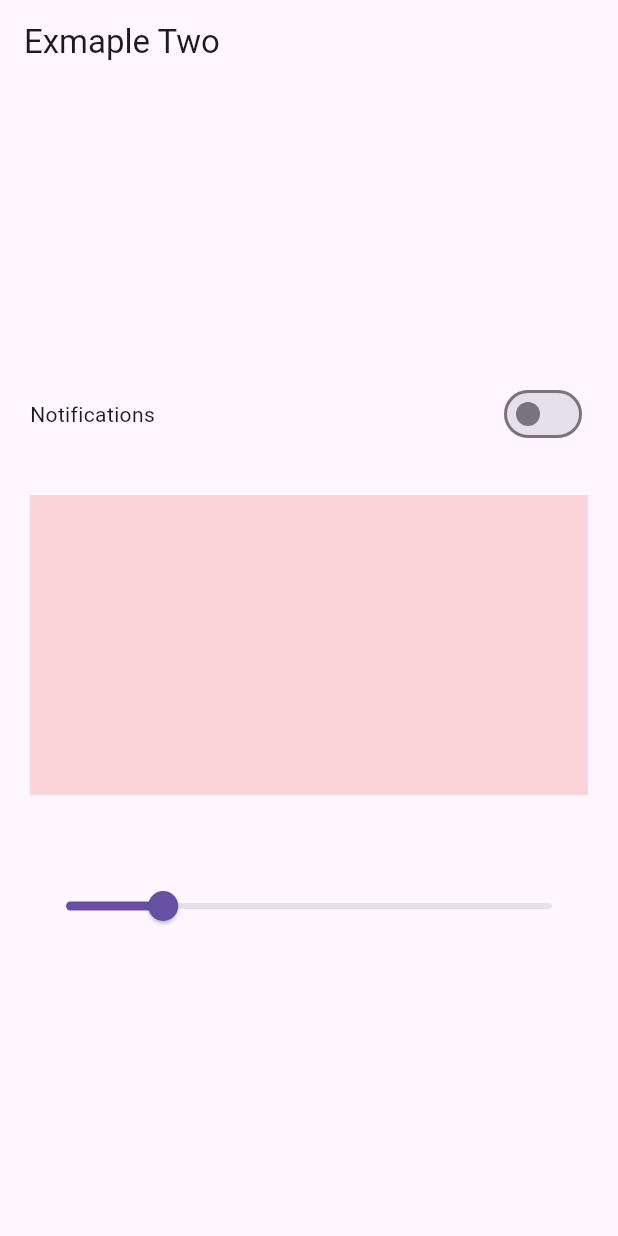
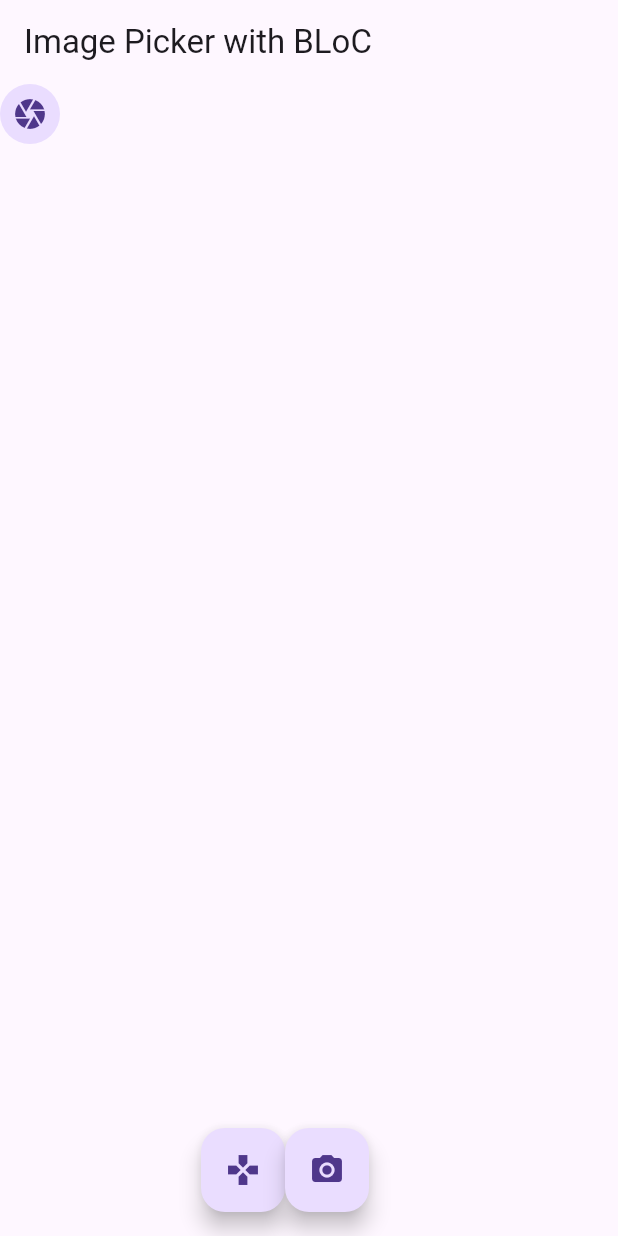
Before and after one commit to anasmufti97/bloc-pattern, a Flutter app: the screen it shows after launch, on a phone screen of 412 x 824 dp. Run offline on Flutter 3.47's test engine with Material 3 defaults, Android fonts, the phone set to English and light mode, and no system bars; our stand-ins replace bloc, equatable, flutter_bloc, image_picker.

Commit message:
screen added of iamgepicker

```diff
--- a/lib/counter/counter_screen.dart
+++ b/lib/counter/counter_screen.dart
@@ -11,7 +11,7 @@ class CounterScreen extends StatelessWidget {
   Widget build(BuildContext context) {
     return Scaffold(
       appBar: AppBar(title: const Text('Counter with BLoC')),
-      body: Column(
+      body: Column (
         children: [
           BlocBuilder<CounterBloc, CounterState>(
             builder: (context, state) {
--- a/lib/imagePicker/imagePicker_bloc.dart
+++ b/lib/imagePicker/imagePicker_bloc.dart
@@ -0,0 +1,28 @@
+import 'package:block_pattern_flutter_app/imagePicker/imagePicker_event.dart';
+import 'package:block_pattern_flutter_app/imagePicker/imagePicker_state.dart';
+import 'package:block_pattern_flutter_app/utils/utils.dart';
+import 'package:flutter_bloc/flutter_bloc.dart';
+import 'package:image_picker/image_picker.dart';
+
+class ImagePickerBloc extends Bloc<ImagePickerEvent, ImagePickerState>{
+  final ImagePickerUtils imagePickerUtils ;
+
+  ImagePickerBloc(this.imagePickerUtils) : super(ImagePickerState()) {
+    on<CameraCapture>(_cameraCapture);
+    on<GalleryPicker>(_galleryPicker);
+  }
+
+  void _cameraCapture(CameraCapture event , Emitter<ImagePickerState> emit)async{
+    XFile? file = await imagePickerUtils.cameraCapture();
+    emit(state.copyWith(file: file));
+  }
+
+
+
+  void _galleryPicker(GalleryPicker event , Emitter<ImagePickerState> emit)async{
+    XFile? file = await imagePickerUtils.pickImageFromGallery();
+    emit(state.copyWith(file: file));
+  }
+
+
+}
--- a/lib/imagePicker/imagePicker_event.dart
+++ b/lib/imagePicker/imagePicker_event.dart
@@ -0,0 +1,12 @@
+import 'package:equatable/equatable.dart';
+
+abstract class ImagePickerEvent extends Equatable{
+  const ImagePickerEvent();
+
+  @override
+  List<Object> get props => [];
+}
+
+
+class CameraCapture extends ImagePickerEvent {}
+class GalleryPicker extends ImagePickerEvent {}
--- a/lib/imagePicker/imagePicker_screen.dart
+++ b/lib/imagePicker/imagePicker_screen.dart
@@ -0,0 +1,52 @@
+import 'dart:io';
+
+import 'package:block_pattern_flutter_app/imagePicker/imagePicker_bloc.dart';
+import 'package:block_pattern_flutter_app/imagePicker/imagePicker_event.dart';
+import 'package:block_pattern_flutter_app/imagePicker/imagePicker_state.dart';
+import 'package:flutter/material.dart';
+import 'package:flutter_bloc/flutter_bloc.dart';
+
+class ImagePickerScreen extends StatelessWidget {
+  const ImagePickerScreen({super.key});
+
+  @override
+  Widget build(BuildContext context) {
+    return Scaffold(
+      appBar: AppBar(title: const Text('Image Picker with BLoC')),
+      body: Column(
+        children: [
+
+          BlocBuilder<ImagePickerBloc , ImagePickerState>(
+              builder: (context, state){
+                return state.file == null ? const CircleAvatar(
+                  radius: 20,
+                  child: Icon(Icons.camera),
+
+                ) : Image.file(File(state.file!.path.toString()),height: 200,width: 200,);
+              }
+          ),
+
+        ],
+      ),
+      floatingActionButton: Row(
+        mainAxisAlignment: MainAxisAlignment.center,
+        children: [
+          FloatingActionButton(
+            onPressed: () {
+              context.read<ImagePickerBloc>().add(GalleryPicker());
+            },
+            child: const Icon(Icons.gamepad_sharp),
+          ),
+
+
+          FloatingActionButton(
+            onPressed: () {
+              context.read<ImagePickerBloc>().add(CameraCapture());
+            },
+            child: const Icon(Icons.camera_alt),
+          ),
+        ],
+      ),
+    );
+  }
+}
--- a/lib/imagePicker/imagePicker_state.dart
+++ b/lib/imagePicker/imagePicker_state.dart
@@ -0,0 +1,23 @@
+
+
+import 'package:equatable/equatable.dart';
+import 'package:image_picker/image_picker.dart';
+
+class ImagePickerState extends Equatable{
+  final XFile? file ;
+
+  const ImagePickerState({
+    this.file
+  }) ;
+
+  ImagePickerState copyWith({XFile? file}){
+    return ImagePickerState(
+        file : file ?? this.file
+    );
+  }
+
+  @override
+  // TODO: implement props
+  List<Object?> get props => [file];
+
+}
--- a/lib/main.dart
+++ b/lib/main.dart
@@ -1,8 +1,8 @@
-import 'package:block_pattern_flutter_app/counter/counter_screen.dart';
+import 'package:block_pattern_flutter_app/imagePicker/imagePicker_bloc.dart';
+import 'package:block_pattern_flutter_app/imagePicker/imagePicker_screen.dart';
 import 'package:block_pattern_flutter_app/switch/switch_bloc.dart';
 import 'package:block_pattern_flutter_app/switch/switch_screen.dart';
-import 'package:block_pattern_flutter_app/todoList/to_do_list_bloc.dart';
-import 'package:block_pattern_flutter_app/todoList/to_do_list_screen.dart';
+import 'package:block_pattern_flutter_app/utils/utils.dart';
 import 'package:flutter/material.dart';
 import 'package:flutter_bloc/flutter_bloc.dart';
 import 'counter/counter_bloc.dart';
@@ -16,14 +16,15 @@ class MyApp extends StatelessWidget {
   Widget build(BuildContext context) {
     return MultiBlocProvider(
       providers: [
-        // BlocProvider<TodoBloc>(create: (context) => TodoBloc()),
+        BlocProvider<ImagePickerBloc>(create: (context) => ImagePickerBloc(ImagePickerUtils())),
         BlocProvider<SwitchBlock>(create: (context) => SwitchBlock()),
         BlocProvider<CounterBloc>(create: (context) => CounterBloc()),
         // BlocProvider<CounterBloc>(create: (context) => CounterBloc()), // Adding CounterBloc
       ],
       child: MaterialApp(
         debugShowCheckedModeBanner: false,
-        home: SwitchWidget(),
+        home: ImagePickerScreen(),
+        // home: SwitchWidget(),
         // home: CounterScreen(),
       ),
     );
--- a/lib/utils/utils.dart
+++ b/lib/utils/utils.dart
@@ -0,0 +1,17 @@
+import 'package:image_picker/image_picker.dart';
+
+class ImagePickerUtils {
+
+  final ImagePicker _picker = ImagePicker();
+
+  Future<XFile?> cameraCapture()async{
+    final XFile? file = await _picker.pickImage(source: ImageSource.camera);
+    return file;
+  }
+
+  Future<XFile?> pickImageFromGallery()async{
+    final XFile? file = await _picker.pickImage(source: ImageSource.gallery);
+    return file;
+  }
+
+}
--- a/pubspec.yaml
+++ b/pubspec.yaml
@@ -38,6 +38,7 @@ dependencies:
   equatable: ^2.0.5
   uuid: ^4.2.1
   bloc:
+  image_picker:
 
 
 dev_dependencies:
```
Also changed, not shown: lib/switch/switch_screen.dart (+11 -7 lines), pubspec.lock, 5 other files.
